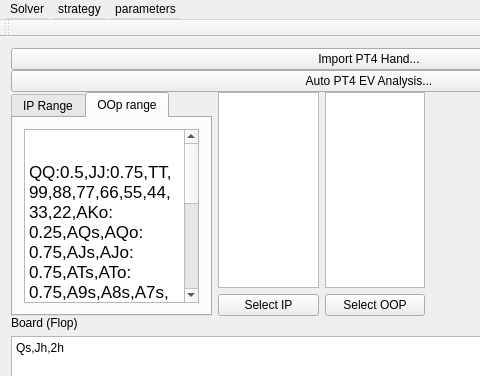
The window that src/ui/mainwindow.ui (ShireGrin/GPUPokerSolver) describes before a commit, drawn with Qt 5; both pictures show x 0 to 480 and y 0 to 376 of the 1134 by 1037 pixel window.
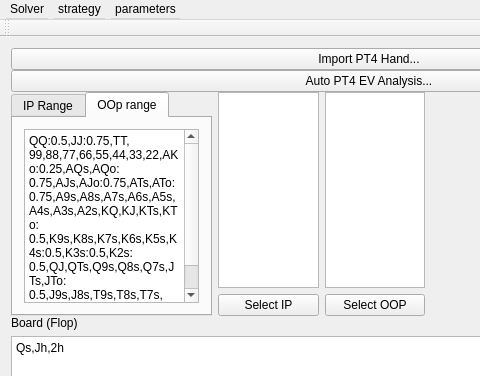
The same window after the commit. Custom widgets are drawn as their Qt base class.

The edit to the form file:
```diff
--- a/src/ui/mainwindow.ui
+++ b/src/ui/mainwindow.ui
@@ -68,12 +68,8 @@
                                                     <layout class="QVBoxLayout" name="verticalLayout_2">
                                                         <item>
                                                             <widget class="DropTextEdit" name="oopRangeText">
-                                                                <property name="html">
-                                                                    <string>&lt;!DOCTYPE HTML PUBLIC &quot;-//W3C//DTD HTML 4.0//EN&quot; &quot;http://www.w3.org/TR/REC-html40/strict.dtd&quot;&gt;
-                                                                        &lt;html&gt;&lt;head&gt;&lt;meta name=&quot;qrichtext&quot; content=&quot;1&quot; /&gt;&lt;meta charset=&quot;utf-8&quot; /&gt;&lt;style type=&quot;text/css&quot;&gt;
-                                                                        p, li { white-space: pre-wrap; }
-                                                                        &lt;/style&gt;&lt;/head&gt;&lt;body style=&quot; font-family:'Segoe UI'; font-size:9pt; font-weight:400; font-style:normal;&quot;&gt;
-                                                                        &lt;p style=&quot; margin-top:0px; margin-bottom:0px; margin-left:0px; margin-right:0px; -qt-block-indent:0; text-indent:0px;&quot;&gt;&lt;span style=&quot; font-family:'.AppleSystemUIFont'; font-size:13pt;&quot;&gt;QQ:0.5,JJ:0.75,TT,99,88,77,66,55,44,33,22,AKo:0.25,AQs,AQo:0.75,AJs,AJo:0.75,ATs,ATo:0.75,A9s,A8s,A7s,A6s,A5s,A4s,A3s,A2s,KQ,KJ,KTs,KTo:0.5,K9s,K8s,K7s,K6s,K5s,K4s:0.5,K3s:0.5,K2s:0.5,QJ,QTs,Q9s,Q8s,Q7s,JTs,JTo:0.5,J9s,J8s,T9s,T8s,T7s,98s,97s,96s,87s,86s,76s,75s,65s,64s,54s,53s,43s&lt;/span&gt;&lt;/p&gt;&lt;/body&gt;&lt;/html&gt;</string>
+                                                                <property name="plainText">
+                                                                    <string>QQ:0.5,JJ:0.75,TT,99,88,77,66,55,44,33,22,AKo:0.25,AQs,AQo:0.75,AJs,AJo:0.75,ATs,ATo:0.75,A9s,A8s,A7s,A6s,A5s,A4s,A3s,A2s,KQ,KJ,KTs,KTo:0.5,K9s,K8s,K7s,K6s,K5s,K4s:0.5,K3s:0.5,K2s:0.5,QJ,QTs,Q9s,Q8s,Q7s,JTs,JTo:0.5,J9s,J8s,T9s,T8s,T7s,98s,97s,96s,87s,86s,76s,75s,65s,64s,54s,53s,43s</string>
                                                                 </property>
                                                             </widget>
                                                         </item>
```
Left out of the diff: 8 changed lines with no effect on the pictures.
